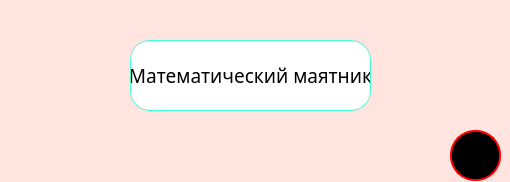
drakonorozdeniy/COURSE-WORK-, file Oscillation/mainwindow.ui: the form before one commit.
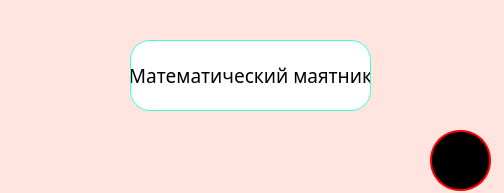
The form after the commit.

What changed in the file:
```diff
--- a/Oscillation/mainwindow.ui
+++ b/Oscillation/mainwindow.ui
@@ -6,8 +6,8 @@
    <rect>
     <x>0</x>
     <y>0</y>
-    <width>510</width>
-    <height>182</height>
+    <width>504</width>
+    <height>193</height>
    </rect>
   </property>
   <property name="windowTitle">
@@ -16,6 +16,12 @@
   <property name="styleSheet">
    <string notr="true">background-color:rgb(255, 228, 224)</string>
   </property>
+  <property name="iconSize">
+   <size>
+    <width>40</width>
+    <height>40</height>
+   </size>
+  </property>
   <widget class="QWidget" name="centralwidget">
    <property name="autoFillBackground">
     <bool>false</bool>
@@ -100,10 +106,10 @@
    <widget class="QPushButton" name="pushButton_2">
     <property name="geometry">
      <rect>
-      <x>450</x>
+      <x>430</x>
       <y>130</y>
-      <width>51</width>
-      <height>51</height>
+      <width>61</width>
+      <height>61</height>
      </rect>
     </property>
     <property name="styleSheet">
@@ -111,9 +117,8 @@
 background-color:black;
  border-style: solid;
  border-width:2px;
- border-radius:25px;
- border-color: red;
-
+ border-radius:30px;
+ border-color: rgb(255, 0, 4);
 }
 
 QPushButton:hover{
```
Left out of the diff: 5 changed lines with no effect on the pictures.
